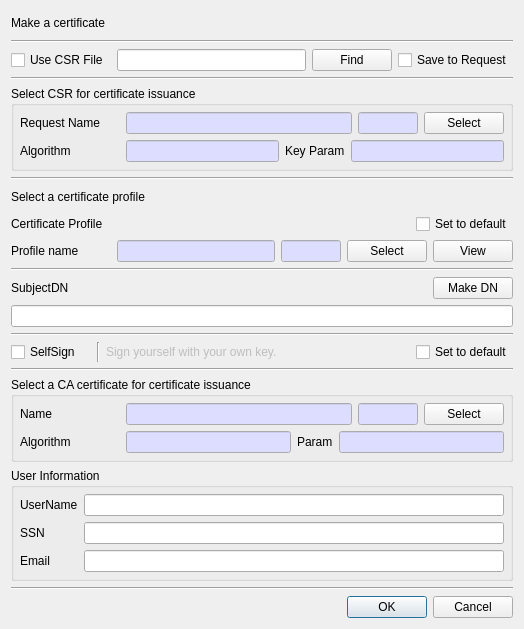
jykim74/CertMan, file CertMan/make_cert_dlg.ui: the form before one commit.
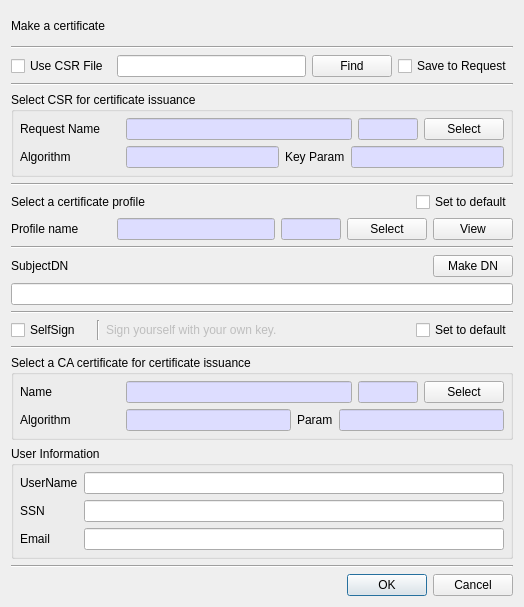
The form after the commit.

Commit message: UI 개선

Diff of the .ui file:
```diff
--- a/CertMan/make_cert_dlg.ui
+++ b/CertMan/make_cert_dlg.ui
@@ -7,7 +7,7 @@
     <x>0</x>
     <y>0</y>
     <width>524</width>
-    <height>629</height>
+    <height>607</height>
    </rect>
   </property>
   <property name="windowTitle">
@@ -350,32 +350,11 @@
      </property>
     </widget>
    </item>
-   <item>
-    <widget class="QLabel" name="label_3">
-     <property name="text">
-      <string>Select a certificate profile</string>
-     </property>
-    </widget>
-   </item>
    <item>
     <layout class="QGridLayout" name="gridLayout">
      <property name="topMargin">
       <number>0</number>
      </property>
-     <item row="0" column="2">
-      <widget class="QCheckBox" name="mProfileSetDefaultCheck">
-       <property name="text">
-        <string>Set to default</string>
-       </property>
-      </widget>
-     </item>
-     <item row="0" column="0">
-      <widget class="QLabel" name="label_5">
-       <property name="text">
-        <string>Certificate Profile</string>
-       </property>
-      </widget>
-     </item>
      <item row="0" column="1">
       <spacer name="horizontalSpacer_2">
        <property name="orientation">
@@ -389,6 +368,20 @@
        </property>
       </spacer>
      </item>
+     <item row="0" column="2">
+      <widget class="QCheckBox" name="mProfileSetDefaultCheck">
+       <property name="text">
+        <string>Set to default</string>
+       </property>
+      </widget>
+     </item>
+     <item row="0" column="0">
+      <widget class="QLabel" name="label_3">
+       <property name="text">
+        <string>Select a certificate profile</string>
+       </property>
+      </widget>
+     </item>
     </layout>
    </item>
    <item>
```
The commit also changes 1 other file.
